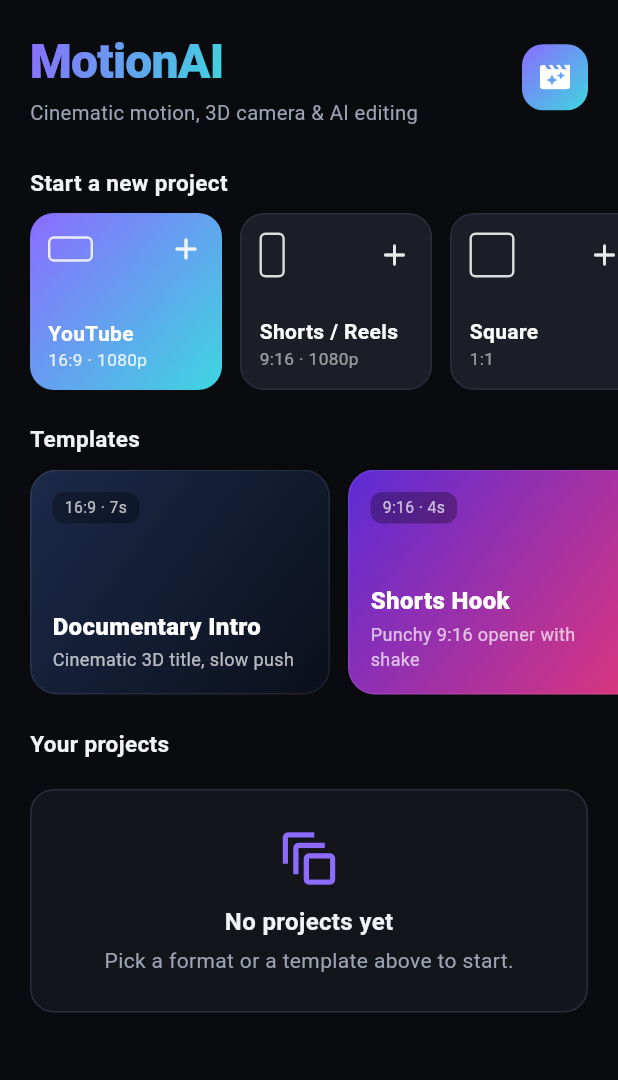
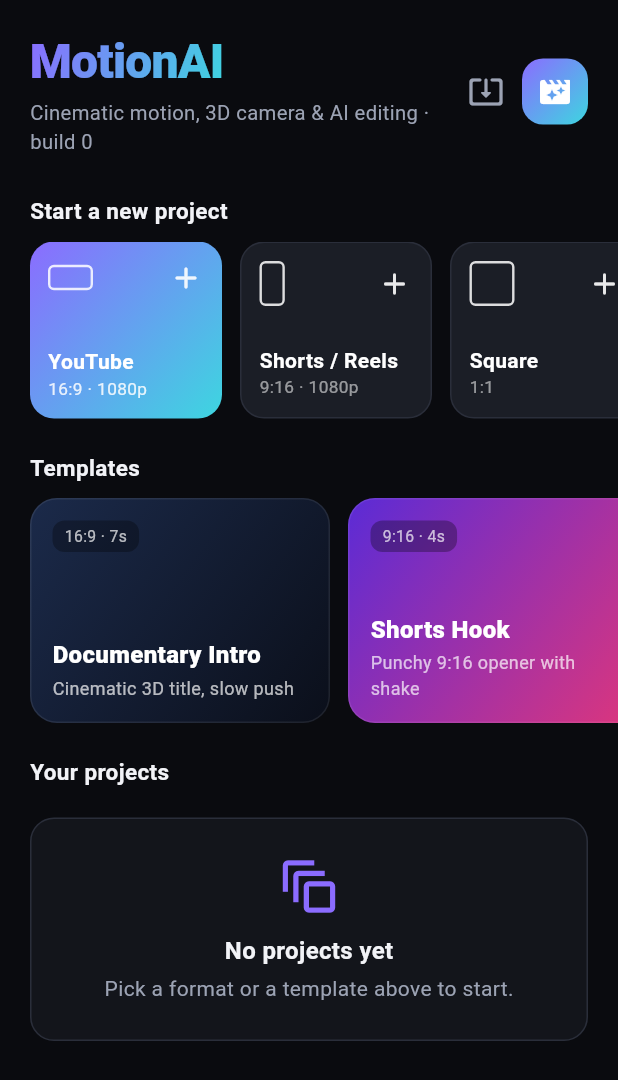
Before and after one commit to mohitbansaldev/motionai, a Flutter app: the screen it shows after launch, on a phone screen of 412 x 824 dp. Shown: the top 1080 px of the screen. Run offline on Flutter 3.47's test engine with Material 3 defaults, Android fonts, the phone set to English and light mode, and no system bars; our stand-ins replace file_picker, flutter_secure_storage, video_player; network calls fail.

Commit message:
In-app updates: build number stamping, update check, permanent signing key support
Co-Authored-By: Claude Opus 5.5 <noreply@anthropic.com>
Claude-Session: https://claude.ai/code/session_0129j673qAe1iebU6NcAHiGB

```diff
--- /dev/null
+++ b/lib/services/updater.dart
@@ -0,0 +1,50 @@
+import 'dart:convert';
+
+import 'package:http/http.dart' as http;
+
+/// In-app updates from GitHub Releases. Each CI build is tagged "build-N"
+/// and the app is compiled with --dart-define=BUILD_NUMBER=N.
+class Updater {
+  static const releasesRepo = 'mohitbansaldev/motionai';
+  static const current = int.fromEnvironment('BUILD_NUMBER', defaultValue: 0);
+
+  /// Returns the newer release, or null if up to date.
+  /// Throws [UpdateCheckError] when releases can't be read (e.g. private repo).
+  static Future<UpdateInfo?> check() async {
+    final res = await http
+        .get(Uri.parse('https://api.github.com/repos/$releasesRepo/releases/latest'),
+            headers: {'Accept': 'application/vnd.github+json'})
+        .timeout(const Duration(seconds: 15));
+    if (res.statusCode == 404) {
+      throw UpdateCheckError('Releases are not public, so the app can\'t see new builds yet.');
+    }
+    if (res.statusCode != 200) throw UpdateCheckError('Update check failed (${res.statusCode}).');
+    final j = jsonDecode(res.body) as Map<String, dynamic>;
+    final n = int.tryParse('${j['tag_name']}'.replaceAll(RegExp(r'[^0-9]'), '')) ?? 0;
+    if (n <= current) return null;
+    String? apk;
+    String? older;
+    for (final a in (j['assets'] as List? ?? [])) {
+      final name = '${(a as Map)['name']}';
+      if (name == 'MotionAI.apk') apk = '${a['browser_download_url']}';
+      if (name == 'MotionAI-older-phones.apk') older = '${a['browser_download_url']}';
+    }
+    if (apk == null) return null;
+    return UpdateInfo(n, apk, older, '${j['body'] ?? ''}');
+  }
+}
+
+class UpdateInfo {
+  final int build;
+  final String url;
+  final String? olderUrl;
+  final String notes;
+  UpdateInfo(this.build, this.url, this.olderUrl, this.notes);
+}
+
+class UpdateCheckError implements Exception {
+  final String message;
+  UpdateCheckError(this.message);
+  @override
+  String toString() => message;
+}
--- a/lib/ui/home_screen.dart
+++ b/lib/ui/home_screen.dart
@@ -7,7 +7,10 @@ import '../core/commands/edit_commands.dart';
 import '../core/model/layer.dart';
 import '../core/model/project.dart';
 import '../core/presets/templates.dart';
+import 'package:url_launcher/url_launcher.dart';
+
 import '../services/project_storage.dart';
+import '../services/updater.dart';
 import 'editor_screen.dart';
 import 'theme.dart';
 
@@ -38,6 +41,62 @@ class _HomeScreenState extends State<HomeScreen> {
   ];
 
   void _reload() => setState(() => _projects = _storage.listProjects());
+
+  @override
+  void initState() {
+    super.initState();
+    // Quiet automatic check on launch.
+    Future.delayed(const Duration(seconds: 2), () => _checkUpdate(manual: false));
+  }
+
+  Future<void> _checkUpdate({required bool manual}) async {
+    try {
+      final u = await Updater.check();
+      if (!mounted) return;
+      if (u == null) {
+        if (manual) ScaffoldMessenger.of(context).showSnackBar(SnackBar(content: Text('You have the latest version (build ${Updater.current}).')));
+        return;
+      }
+      await showModalBottomSheet(
+        context: context,
+        builder: (ctx) => SafeArea(
+          child: Padding(
+            padding: const EdgeInsets.fromLTRB(20, 0, 20, 16),
+            child: Column(mainAxisSize: MainAxisSize.min, crossAxisAlignment: CrossAxisAlignment.start, children: [
+              Row(children: [
+                const Icon(Icons.system_update, color: MA.accent2),
+                const SizedBox(width: 10),
+                Text('Update available · build ${u.build}', style: const TextStyle(fontSize: 17, fontWeight: FontWeight.w800)),
+              ]),
+              const SizedBox(height: 6),
+              Text('You have build ${Updater.current}. Your projects stay as they are.', style: const TextStyle(color: MA.textDim)),
+              const SizedBox(height: 16),
+              SizedBox(
+                width: double.infinity,
+                child: GradientButton(
+                  label: 'Download update',
+                  icon: Icons.download_rounded,
+                  onTap: () {
+                    Navigator.pop(ctx);
+                    launchUrl(Uri.parse(u.url), mode: LaunchMode.externalApplication);
+                  },
+                ),
+              ),
+              if (u.olderUrl != null)
+                TextButton(
+                  onPressed: () => launchUrl(Uri.parse(u.olderUrl!), mode: LaunchMode.externalApplication),
+                  child: const Text('Older phone? Download this version instead'),
+                ),
+              const Text('After downloading, tap the file to install over the current app.',
+                  style: TextStyle(fontSize: 12, color: MA.textDim)),
+            ]),
+          ),
+        ),
+      );
+    } catch (e) {
+      if (manual && mounted) ScaffoldMessenger.of(context).showSnackBar(SnackBar(content: Text('$e')));
+    }
+  }
 
   Future<void> _open(Project p) async {
     HapticFeedback.selectionClick();
@@ -218,8 +277,14 @@ class _HomeScreenState extends State<HomeScreen> {
                     style: TextStyle(fontSize: 32, fontWeight: FontWeight.w900, color: Colors.white, letterSpacing: -0.5)),
               ),
               const SizedBox(height: 2),
-              const Text('Cinematic motion, 3D camera & AI editing', style: TextStyle(color: MA.textDim, fontSize: 13.5)),
+              Text('Cinematic motion, 3D camera & AI editing · build ${Updater.current}',
+                  style: const TextStyle(color: MA.textDim, fontSize: 13.5)),
             ]),
+          ),
+          IconButton(
+            tooltip: 'Check for updates',
+            onPressed: () => _checkUpdate(manual: true),
+            icon: const Icon(Icons.system_update_alt_rounded, color: MA.textDim),
           ),
           Container(
             width: 44,
```
Also changed, not shown: 1 other file.
